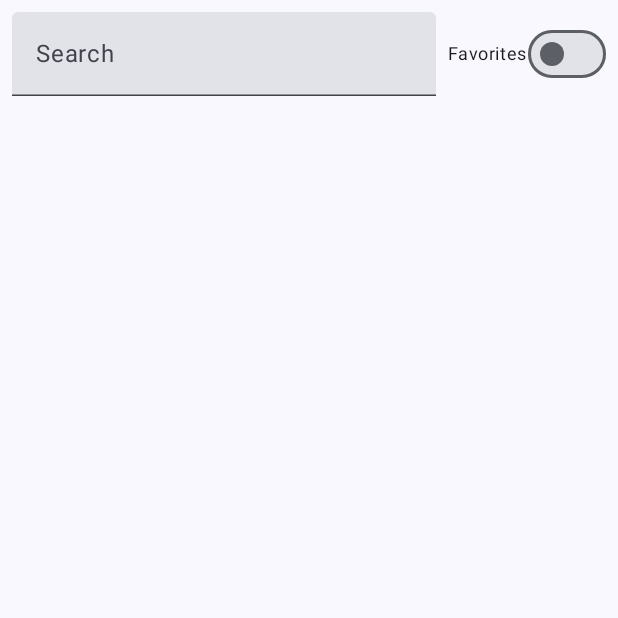
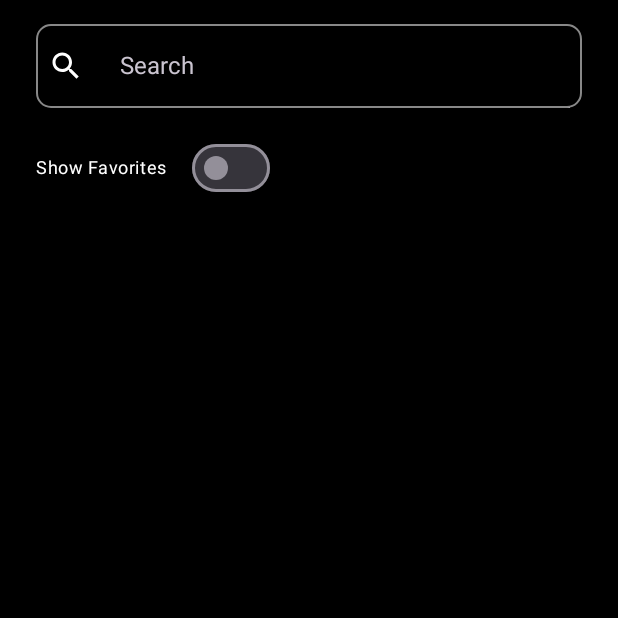
Before and after one commit to pipe227/MapApp, an Android app built with Jetpack Compose: the composable CityListScreen shown on its own in the app's theme, on a phone screen of 412 x 824 dp, the top half of it. Run offline under Robolectric (Android 15) with nearby library versions, the phone set to English and light mode, and no system bars; our stand-ins replace Dagger/Hilt's generated code; network calls fail; 1 statement that could not run was skipped.

Commit message:
ui design updated

```diff
--- a/app/src/main/java/com/felipe/mapapp/presentation/CityListScreen.kt
+++ b/app/src/main/java/com/felipe/mapapp/presentation/CityListScreen.kt
@@ -1,5 +1,7 @@
 package com.felipe.mapapp.presentation
 
+import androidx.compose.foundation.background
+import androidx.compose.foundation.border
 import androidx.compose.foundation.layout.Arrangement
 import androidx.compose.foundation.layout.Column
 import androidx.compose.foundation.layout.Row
@@ -7,24 +9,34 @@ import androidx.compose.foundation.layout.Spacer
 import androidx.compose.foundation.layout.fillMaxSize
 import androidx.compose.foundation.layout.fillMaxWidth
 import androidx.compose.foundation.layout.padding
+import androidx.compose.foundation.layout.size
 import androidx.compose.foundation.layout.width
 import androidx.compose.foundation.lazy.LazyColumn
 import androidx.compose.foundation.lazy.items
+import androidx.compose.foundation.shape.RoundedCornerShape
+import androidx.compose.material.icons.Icons
+import androidx.compose.material.icons.filled.Search
+import androidx.compose.material3.ExperimentalMaterial3Api
+import androidx.compose.material3.Icon
 import androidx.compose.material3.MaterialTheme
 import androidx.compose.material3.Switch
 import androidx.compose.material3.Text
 import androidx.compose.material3.TextField
+import androidx.compose.material3.TextFieldDefaults
 import androidx.compose.runtime.Composable
 import androidx.compose.runtime.collectAsState
 import androidx.compose.runtime.getValue
 import androidx.compose.ui.Alignment
 import androidx.compose.ui.Modifier
+import androidx.compose.ui.graphics.Color
 import androidx.compose.ui.unit.dp
 import androidx.hilt.navigation.compose.hiltViewModel
 import androidx.navigation.NavController
 import com.felipe.mapapp.domain.model.City
+import com.felipe.mapapp.presentation.components.SearchBar
 import com.felipe.mapapp.presentation.viewmodel.CityViewModel
 
+@OptIn(ExperimentalMaterial3Api::class)
 @Composable
 fun CityListScreen(
     viewModel: CityViewModel = hiltViewModel(),
@@ -41,24 +53,32 @@ fun CityListScreen(
         Row(
             modifier = Modifier
                 .fillMaxWidth()
-                .padding(8.dp),
+                .padding(8.dp)
+                .background(
+                    color = MaterialTheme.colorScheme.surface,
+                    shape = RoundedCornerShape(16.dp)
+                )
+                .padding(horizontal = 16.dp, vertical = 8.dp),
             verticalAlignment = Alignment.CenterVertically,
             horizontalArrangement = Arrangement.SpaceBetween
         ) {
-            TextField(
-                value = searchQuery,
-                onValueChange = { viewModel.updateSearchQuery(it) },
-                label = { Text("Search") },
-                modifier = Modifier.weight(1f)
+            SearchBar(
+                query = searchQuery,
+                onQueryChanged = { viewModel.updateSearchQuery(it) }
             )
             Spacer(modifier = Modifier.width(8.dp))
-            Row(verticalAlignment = Alignment.CenterVertically) {
-                Text(text = "Favorites", style = MaterialTheme.typography.bodySmall)
-                Switch(
-                    checked = showFavoritesOnly,
-                    onCheckedChange = { viewModel.toggleShowFavoritesOnly() }
-                )
-            }
+
+        }
+        Row( modifier = Modifier.padding(start = 8.dp),verticalAlignment = Alignment.CenterVertically) {
+            Text(
+                text = "Show Favorites",
+                style = MaterialTheme.typography.bodySmall,
+                modifier = Modifier.padding(16.dp)
+            )
+            Switch(
+                checked = showFavoritesOnly,
+                onCheckedChange = { viewModel.toggleShowFavoritesOnly() }
+            )
         }
         LazyColumn(modifier = Modifier.fillMaxSize()) {
             items(filteredCities) { city ->
--- /dev/null
+++ b/app/src/main/java/com/felipe/mapapp/presentation/components/SearchBar.kt
@@ -0,0 +1,54 @@
+package com.felipe.mapapp.presentation.components
+
+import androidx.compose.foundation.background
+import androidx.compose.foundation.border
+import androidx.compose.foundation.layout.Row
+import androidx.compose.foundation.layout.Spacer
+import androidx.compose.foundation.layout.fillMaxWidth
+import androidx.compose.foundation.layout.padding
+import androidx.compose.foundation.layout.size
+import androidx.compose.foundation.layout.width
+import androidx.compose.foundation.shape.RoundedCornerShape
+import androidx.compose.material.icons.Icons
+import androidx.compose.material.icons.filled.Search
+import androidx.compose.material3.ExperimentalMaterial3Api
+import androidx.compose.material3.Icon
+import androidx.compose.material3.MaterialTheme
+import androidx.compose.material3.Text
+import androidx.compose.material3.TextField
+import androidx.compose.material3.TextFieldDefaults
+import androidx.compose.runtime.Composable
+import androidx.compose.ui.Alignment
+import androidx.compose.ui.Modifier
+import androidx.compose.ui.graphics.Color
+import androidx.compose.ui.unit.dp
+
+@OptIn(ExperimentalMaterial3Api::class)
+@Composable
+fun SearchBar(
+    query: String,
+    onQueryChanged: (String) -> Unit
+) {
+    Row(
+        modifier = Modifier
+            .border(1.dp, Color.Gray, shape = RoundedCornerShape(10.dp))
+            .padding(horizontal = 8.dp),
+        verticalAlignment = Alignment.CenterVertically
+    ) {
+        Icon(
+            imageVector = Icons.Default.Search,
+            contentDescription = "Search Icon",
+            tint = MaterialTheme.colorScheme.primary,
+            modifier = Modifier.size(24.dp)
+        )
+        Spacer(modifier = Modifier.width(8.dp))
+        TextField(
+            value = query,
+            onValueChange = onQueryChanged,
+            placeholder = { Text("Search") },
+            modifier = Modifier.fillMaxWidth(),
+            colors = TextFieldDefaults.textFieldColors(containerColor = MaterialTheme.colorScheme.background),
+            singleLine = true
+        )
+    }
+}
--- a/app/src/main/java/com/felipe/mapapp/ui/theme/Color.kt
+++ /dev/null
@@ -1,11 +0,0 @@
-package com.felipe.mapapp.ui.theme
-
-import androidx.compose.ui.graphics.Color
-
-val Purple80 = Color(0xFFD0BCFF)
-val PurpleGrey80 = Color(0xFFCCC2DC)
-val Pink80 = Color(0xFFEFB8C8)
-
-val Purple40 = Color(0xFF6650a4)
-val PurpleGrey40 = Color(0xFF625b71)
-val Pink40 = Color(0xFF7D5260)
--- a/app/src/main/java/com/felipe/mapapp/ui/theme/Theme.kt
+++ b/app/src/main/java/com/felipe/mapapp/ui/theme/Theme.kt
@@ -9,50 +9,44 @@ import androidx.compose.material3.dynamicDarkColorScheme
 import androidx.compose.material3.dynamicLightColorScheme
 import androidx.compose.material3.lightColorScheme
 import androidx.compose.runtime.Composable
+import androidx.compose.ui.graphics.Color
 import androidx.compose.ui.platform.LocalContext
 
 private val DarkColorScheme = darkColorScheme(
-    primary = Purple80,
-    secondary = PurpleGrey80,
-    tertiary = Pink80
+    primary = Color.White,
+    secondary = Color.LightGray,
+    tertiary = Color.Gray,
+    background = Color.Black,
+    surface = Color.Black,
+    onPrimary = Color.Black,
+    onSecondary = Color.Black,
+    onBackground = Color.White,
+    onSurface = Color.White
 )
 
-private val LightColorScheme = lightColorScheme(
-    primary = Purple40,
-    secondary = PurpleGrey40,
-    tertiary = Pink40
-
-    /* Other default colors to override
-    background = Color(0xFFFFFBFE),
-    surface = Color(0xFFFFFBFE),
+/*private val LightColorScheme = lightColorScheme(
+    primary = Color.Black,
+    secondary = Color.DarkGray,
+    tertiary = Color.Gray,
+    background = Color.White,
+    surface = Color.White,
     onPrimary = Color.White,
     onSecondary = Color.White,
-    onTertiary = Color.White,
-    onBackground = Color(0xFF1C1B1F),
-    onSurface = Color(0xFF1C1B1F),
-    */
-)
+    onBackground = Color.Black,
+    onSurface = Color.Black
+)*/
+
 
 @Composable
 fun MapAppTheme(
-    darkTheme: Boolean = isSystemInDarkTheme(),
-    // Dynamic color is available on Android 12+
-    dynamicColor: Boolean = true,
+   // darkTheme: Boolean = isSystemInDarkTheme(),
     content: @Composable () -> Unit
 ) {
-    val colorScheme = when {
-        dynamicColor && Build.VERSION.SDK_INT >= Build.VERSION_CODES.S -> {
-            val context = LocalContext.current
-            if (darkTheme) dynamicDarkColorScheme(context) else dynamicLightColorScheme(context)
-        }
-
-        darkTheme -> DarkColorScheme
-        else -> LightColorScheme
-    }
+    val colorScheme = DarkColorScheme
 
     MaterialTheme(
         colorScheme = colorScheme,
-        typography = Typography,
+        typography = MinimalTypography,
         content = content
     )
 }
--- a/app/src/main/java/com/felipe/mapapp/ui/theme/Type.kt
+++ b/app/src/main/java/com/felipe/mapapp/ui/theme/Type.kt
@@ -7,28 +7,23 @@ import androidx.compose.ui.text.font.FontWeight
 import androidx.compose.ui.unit.sp
 
 // Set of Material typography styles to start with
-val Typography = Typography(
+val MinimalTypography = Typography(
     bodyLarge = TextStyle(
-        fontFamily = FontFamily.Default,
+        fontFamily = FontFamily.SansSerif,
         fontWeight = FontWeight.Normal,
         fontSize = 16.sp,
-        lineHeight = 24.sp,
-        letterSpacing = 0.5.sp
-    )
-    /* Other default text styles to override
+        lineHeight = 24.sp
+    ),
     titleLarge = TextStyle(
-        fontFamily = FontFamily.Default,
-        fontWeight = FontWeight.Normal,
-        fontSize = 22.sp,
-        lineHeight = 28.sp,
-        letterSpacing = 0.sp
+        fontFamily = FontFamily.SansSerif,
+        fontWeight = FontWeight.Bold,
+        fontSize = 20.sp,
+        lineHeight = 28.sp
     ),
     labelSmall = TextStyle(
-        fontFamily = FontFamily.Default,
+        fontFamily = FontFamily.SansSerif,
         fontWeight = FontWeight.Medium,
-        fontSize = 11.sp,
-        lineHeight = 16.sp,
-        letterSpacing = 0.5.sp
+        fontSize = 12.sp,
+        lineHeight = 16.sp
     )
-    */
 )
--- a/app/src/main/res/values/colors.xml
+++ b/app/src/main/res/values/colors.xml
@@ -1,10 +1,5 @@
 <?xml version="1.0" encoding="utf-8"?>
 <resources>
-    <color name="purple_200">#FFBB86FC</color>
-    <color name="purple_500">#FF6200EE</color>
-    <color name="purple_700">#FF3700B3</color>
-    <color name="teal_200">#FF03DAC5</color>
-    <color name="teal_700">#FF018786</color>
     <color name="black">#FF000000</color>
     <color name="white">#FFFFFFFF</color>
 </resources>
--- a/app/src/main/res/values/themes.xml
+++ b/app/src/main/res/values/themes.xml
@@ -1,5 +1,7 @@
 <?xml version="1.0" encoding="utf-8"?>
 <resources>
-
-    <style name="Theme.MapApp" parent="android:Theme.Material.Light.NoActionBar" />
+    <style name="Theme.MapApp" parent="android:Theme.Material.Light.NoActionBar" >
+        <item name="android:windowBackground">@color/white</item>
+        <item name="android:colorBackground">@color/white</item>
+    </style>
 </resources>
```
Also changed, not shown: app/src/main/java/com/felipe/mapapp/MainActivity.kt (+11 -1 lines), app/src/main/java/com/felipe/mapapp/presentation/CityItem.kt (+44 -11 lines).
